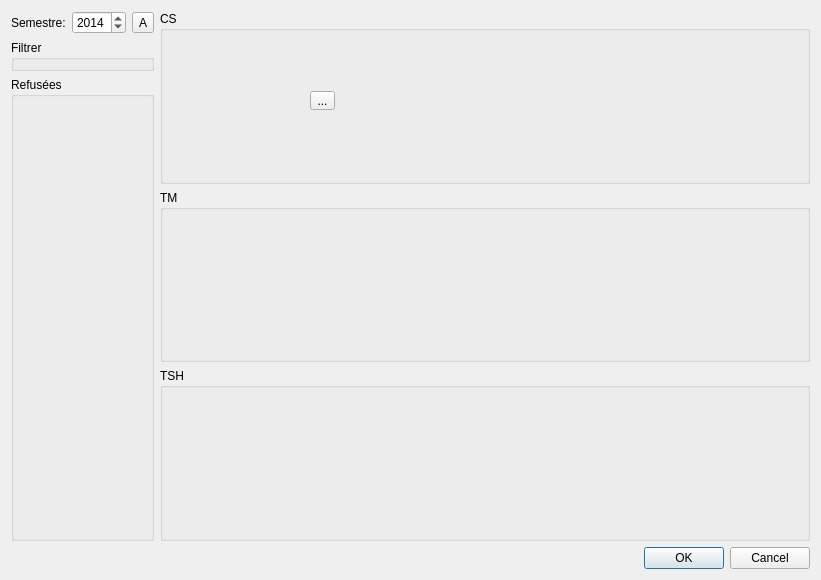
Old version of the form src/view/qsemestredialog.ui in the repository V1rgul/UT-profiler.
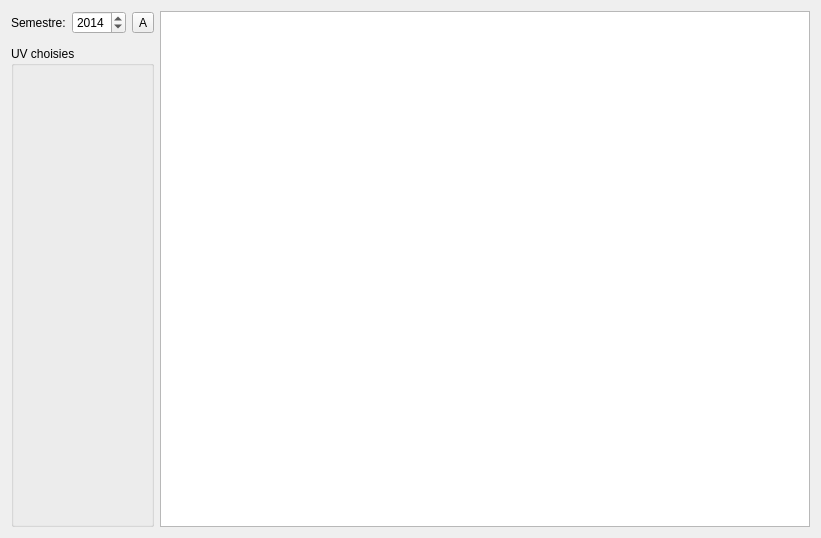
New version of the form. Custom widgets are drawn as their Qt base class.

Commit message: Semestre dialog activated

```diff
--- a/src/view/qsemestredialog.ui
+++ b/src/view/qsemestredialog.ui
@@ -7,7 +7,7 @@
     <x>0</x>
     <y>0</y>
     <width>821</width>
-    <height>580</height>
+    <height>538</height>
    </rect>
   </property>
   <property name="windowTitle">
@@ -53,79 +53,33 @@
         </layout>
        </item>
        <item>
-        <widget class="QGroupBox" name="groupBox">
-         <property name="title">
-          <string>Filtrer</string>
-         </property>
-        </widget>
+        <widget class="QFiltreBranche" name="filtreBranche" native="true"/>
        </item>
        <item>
         <widget class="QGroupBox" name="groupBox_5">
          <property name="title">
-          <string>Refusées</string>
+          <string>UV choisies</string>
          </property>
+         <layout class="QVBoxLayout" name="verticalLayout_3"/>
         </widget>
        </item>
       </layout>
      </item>
      <item>
-      <layout class="QVBoxLayout" name="verticalLayout_3">
-       <item>
-        <widget class="QGroupBox" name="groupBox_2">
-         <property name="title">
-          <string>CS</string>
-         </property>
-         <widget class="QToolButton" name="toolButton_2">
-          <property name="geometry">
-           <rect>
-            <x>150</x>
-            <y>80</y>
-            <width>25</width>
-            <height>19</height>
-           </rect>
-          </property>
-          <property name="autoFillBackground">
-           <bool>false</bool>
-          </property>
-          <property name="styleSheet">
-           <string notr="true"/>
-          </property>
-          <property name="text">
-           <string>...</string>
-          </property>
-         </widget>
-        </widget>
-       </item>
-       <item>
-        <widget class="QGroupBox" name="groupBox_4">
-         <property name="title">
-          <string>TM</string>
-         </property>
-        </widget>
-       </item>
-       <item>
-        <widget class="QGroupBox" name="groupBox_3">
-         <property name="title">
-          <string>TSH</string>
-         </property>
-        </widget>
-       </item>
-      </layout>
+      <widget class="QListWidget" name="listWidget"/>
      </item>
     </layout>
    </item>
-   <item>
-    <widget class="QDialogButtonBox" name="buttonBox">
-     <property name="orientation">
-      <enum>Qt::Horizontal</enum>
-     </property>
-     <property name="standardButtons">
-      <set>QDialogButtonBox::Cancel|QDialogButtonBox::Ok</set>
-     </property>
-    </widget>
-   </item>
   </layout>
  </widget>
+ <customwidgets>
+  <customwidget>
+   <class>QFiltreBranche</class>
+   <extends>QWidget</extends>
+   <header>qfiltrebranche.h</header>
+   <container>1</container>
+  </customwidget>
+ </customwidgets>
  <resources/>
  <connections>
   <connection>
```
Left out of the diff: 49 changed lines with no effect on the pictures. The commit also changes 11 other files.
